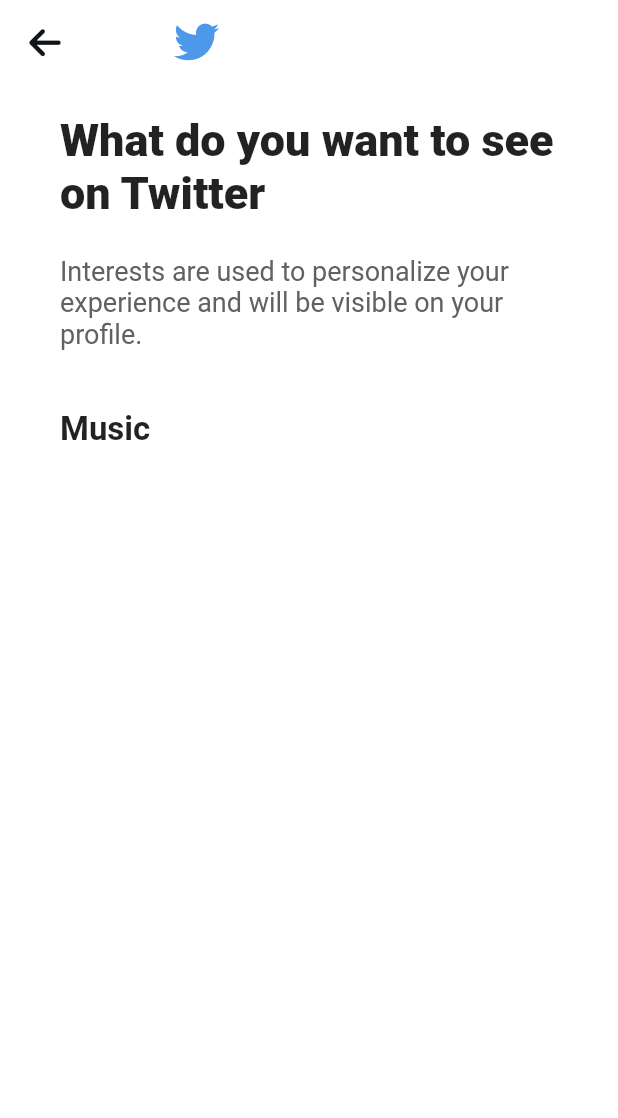
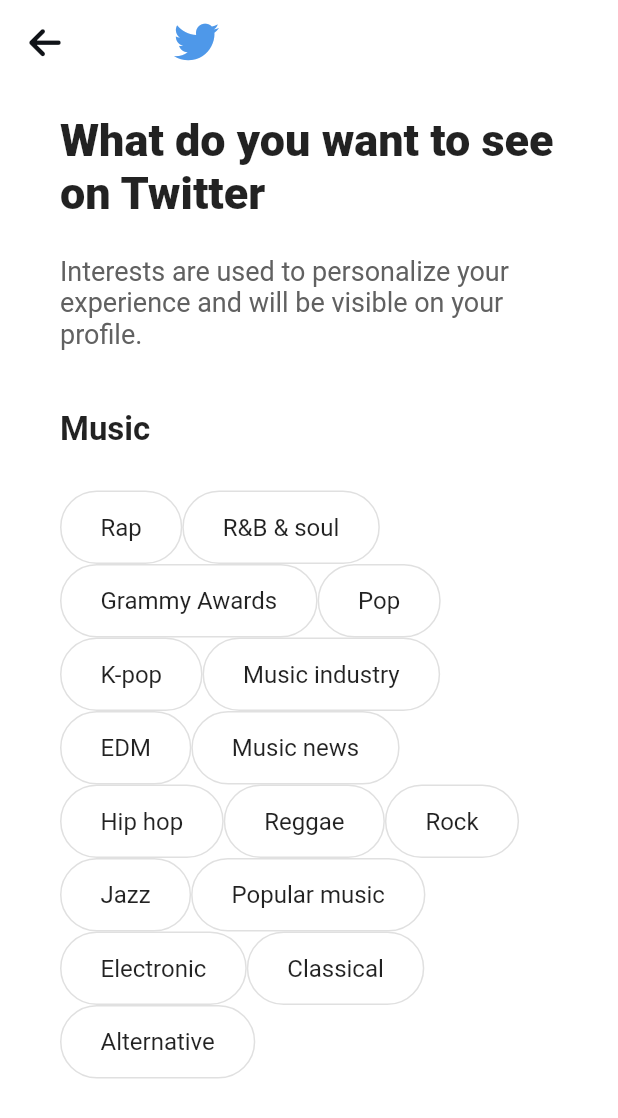
Before and after one commit to jundev5796/twitter-clone, a Flutter app: the InterestsScreenTwo screen opened directly, on a phone screen of 412 x 824 dp. Shown: the top 1118 px of the screen. Run offline on Flutter 3.47's test engine with Material 2 defaults, Android fonts, the phone set to English and light mode, and no system bars; our stand-ins replace font_awesome_flutter.

```diff
--- a/lib/onboarding/interests_screen_two.dart
+++ b/lib/onboarding/interests_screen_two.dart
@@ -3,7 +3,7 @@ import 'package:font_awesome_flutter/font_awesome_flutter.dart';
 import 'package:twitter_clone/constants/gaps.dart';
 import 'package:twitter_clone/constants/sizes.dart';
 
-const music = [
+const musics = [
   "Rap",
   "R&B & soul",
   "Grammy Awards",
@@ -22,7 +22,7 @@ const music = [
   "Alternative",
 ];
 
-const entertainment = [
+const entertainments = [
   "Anime",
   "Games",
   "The Game Awards",
@@ -101,15 +101,35 @@ class _InterestsScreenTwoState extends State<InterestsScreenTwo> {
               ),
             ),
             Gaps.v40,
-            const Column(
+            const Text(
+              'Music',
+              style: TextStyle(
+                fontSize: Sizes.size20 + 2,
+                fontWeight: FontWeight.w700,
+              ),
+            ),
+            Gaps.v28,
+            Wrap(
               children: [
-                Text(
-                  'Music',
-                  style: TextStyle(
-                    fontSize: Sizes.size20 + 2,
-                    fontWeight: FontWeight.w700,
+                for (var music in musics)
+                  Container(
+                    padding: const EdgeInsets.symmetric(
+                      vertical: Sizes.size14,
+                      horizontal: Sizes.size24 + 2,
+                    ),
+                    decoration: BoxDecoration(
+                      borderRadius: BorderRadius.circular(30),
+                      border: Border.all(
+                        color: Colors.grey.shade300,
+                      ),
+                    ),
+                    child: Text(
+                      music,
+                      style: const TextStyle(
+                        fontSize: Sizes.size16,
+                      ),
+                    ),
                   ),
-                ),
               ],
             ),
           ],
```
Also changed, not shown: lib/onboarding/widgets/interest_rows.dart (added, +54 -0 lines).
